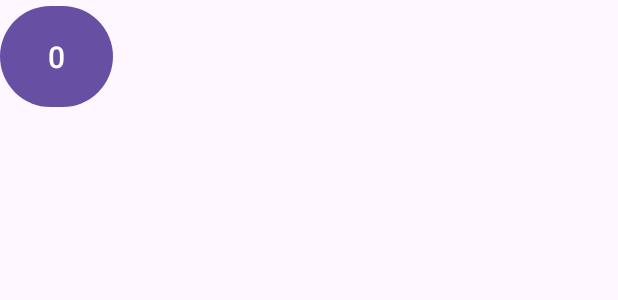
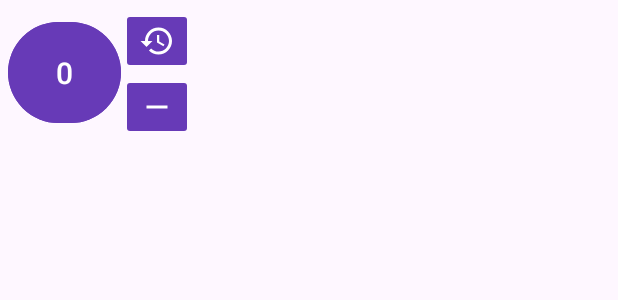
Before and after one commit to RodriguezMauro94/NoCheatingGymSeries, an Android app: the layout counter_overlay.xml on its own in the app's theme, with its tools: preview values and no code run, on a phone screen of 412 x 824 dp. Shown: the top 300 px of the screen. Run offline under Robolectric (Android 15) with nearby library versions, the phone set to English and light mode, and no system bars.

Commit message:
added restart and minus button

```diff
--- /dev/null
+++ b/app/src/main/res/drawable/ic_remove.xml
@@ -0,0 +1,5 @@
+<vector xmlns:android="http://schemas.android.com/apk/res/android" android:height="24dp" android:tint="#FFFFFF" android:viewportHeight="24" android:viewportWidth="24" android:width="24dp">
+
+    <path android:fillColor="@android:color/white" android:pathData="M19,13H5v-2h14v2z"/>
+
+</vector>
--- /dev/null
+++ b/app/src/main/res/drawable/ic_restart.xml
@@ -0,0 +1,5 @@
+<vector xmlns:android="http://schemas.android.com/apk/res/android" android:height="24dp" android:tint="#FFFFFF" android:viewportHeight="24" android:viewportWidth="24" android:width="24dp">
+
+    <path android:fillColor="@android:color/white" android:pathData="M13,3c-4.97,0 -9,4.03 -9,9L1,12l3.89,3.89 0.07,0.14L9,12L6,12c0,-3.87 3.13,-7 7,-7s7,3.13 7,7 -3.13,7 -7,7c-1.93,0 -3.68,-0.79 -4.94,-2.06l-1.42,1.42C8.27,19.99 10.51,21 13,21c4.97,0 9,-4.03 9,-9s-4.03,-9 -9,-9zM12,8v5l4.28,2.54 0.72,-1.21 -3.5,-2.08L13.5,8L12,8z"/>
+
+</vector>
--- a/app/src/main/res/layout/counter_overlay.xml
+++ b/app/src/main/res/layout/counter_overlay.xml
@@ -2,13 +2,34 @@
 <LinearLayout xmlns:android="http://schemas.android.com/apk/res/android"
     android:layout_width="wrap_content"
     android:layout_height="wrap_content"
-    android:orientation="vertical">
+    android:padding="5dp"
+    android:orientation="horizontal">
 
     <Button
-        android:id="@+id/series_conter_utton"
+        android:id="@+id/series_conter_button"
+        android:backgroundTint="@color/purple"
+        android:layout_marginTop="5dp"
         android:layout_width="75dp"
         android:layout_height="75dp"
         android:textSize="20sp"
+        android:textColor="@color/white"
         android:text="@string/series_initial_value" />
 
+    <LinearLayout
+        android:layout_width="wrap_content"
+        android:layout_height="wrap_content"
+        android:orientation="vertical" >
+        <ImageButton
+            android:id="@+id/restart_button"
+            android:backgroundTint="@color/purple"
+            android:layout_width="wrap_content"
+            android:layout_height="wrap_content"
+            android:src="@drawable/ic_restart" />
+        <ImageButton
+            android:id="@+id/minus_button"
+            android:backgroundTint="@color/purple"
+            android:layout_width="wrap_content"
+            android:layout_height="wrap_content"
+            android:src="@drawable/ic_remove" />
+    </LinearLayout>
 </LinearLayout>
```
Also changed, not shown: app/src/main/java/com/maurosergiorodriguez/nocheatinggymseries/CounterOverlayService.kt (+21 -3 lines).
